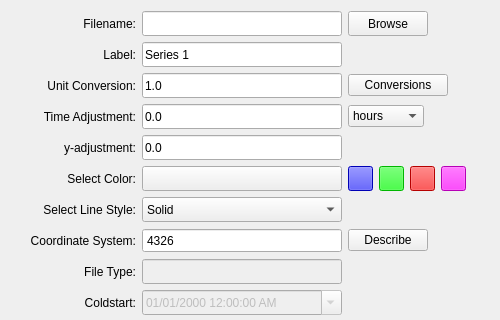
Above: MetOceanViewer/ui/addtimeseriesdialog.ui from zcobell/MetOceanViewer before the change; both pictures show x 0 to 500 and y 0 to 320 of the 500 by 525 pixel window. Below: the same form after it.
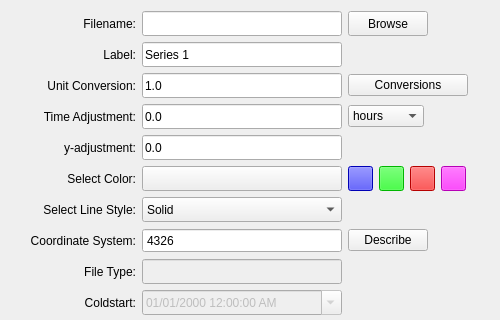
That is the form after the change. Icons and pictures are not drawn.

Commit message: Making dialog wider for OSX displays

What changed in the file:
```diff
--- a/MetOceanViewer/ui/addtimeseriesdialog.ui
+++ b/MetOceanViewer/ui/addtimeseriesdialog.ui
@@ -254,7 +254,7 @@
       <widget class="QPushButton" name="button_unitConversions">
        <property name="minimumSize">
         <size>
-         <width>100</width>
+         <width>120</width>
          <height>0</height>
         </size>
        </property>
```
